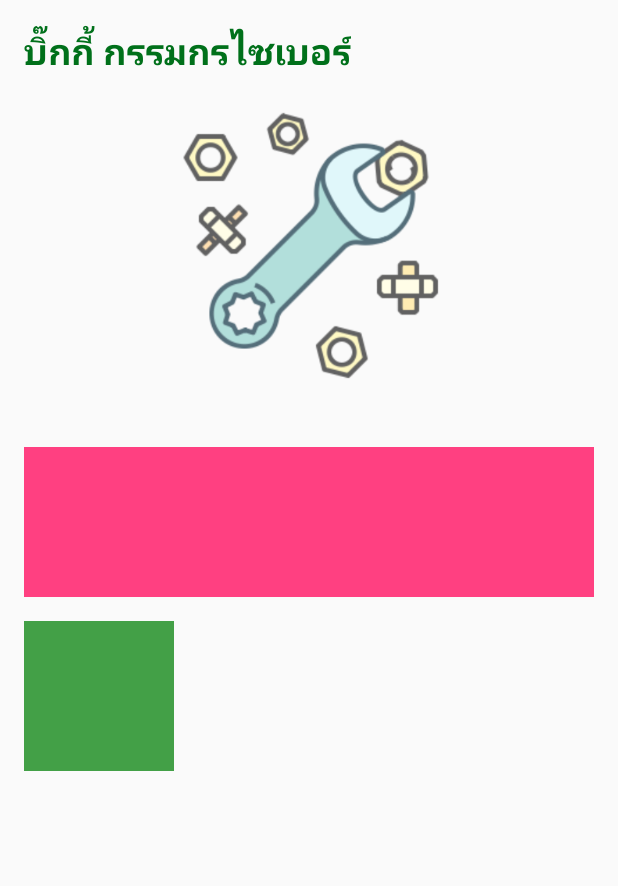
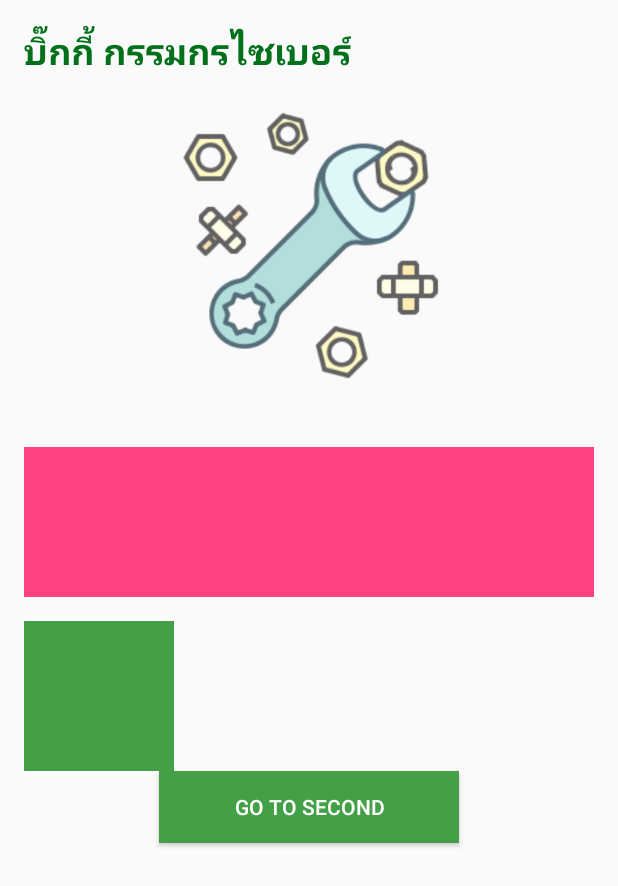
Before and after one commit to itsared2532/MyEasyService, an Android app: the screen it shows after launch (MainActivity), on a phone screen of 412 x 824 dp. Shown: the top 886 px of the screen. Run offline under Robolectric (Android 15) with nearby library versions, the phone set to English and light mode, and no system bars.

Commit message:
OnClickLIsternet on Button OK

```diff
--- a/app/src/main/java/app/tsc/itsared/myeasyservice/fragment/MainFragment.java
+++ b/app/src/main/java/app/tsc/itsared/myeasyservice/fragment/MainFragment.java
@@ -6,6 +6,7 @@ import android.support.v4.app.Fragment;
 import android.view.LayoutInflater;
 import android.view.View;
 import android.view.ViewGroup;
+import android.widget.Button;
 
 import app.tsc.itsared.myeasyservice.R;
 
@@ -13,12 +14,43 @@ import app.tsc.itsared.myeasyservice.R;
  * Created by Itsared_it on 10/21/2017.
  */
 
-public class MainFragment extends Fragment{
-//    การสร้างหน้ากาก
+public class MainFragment extends Fragment {
+
+    //การสร้างเมธอดหลัก
+    @Override
+    public void onActivityCreated(@Nullable Bundle savedInstanceState) {
+        super.onActivityCreated(savedInstanceState);
+
+        //Button Controller
+        buttonController();
+    } // Main Method
+
+    private void buttonController() {
+        //Initial View
+
+
+        Button button = getView().findViewById(R.id.btnGoToSecond);
+
+        //Get Event From Click
+        button.setOnClickListener(new View.OnClickListener() {
+            @Override
+            public void onClick(View v) {
+                //Move Go TO SecondFragment
+                getActivity().getSupportFragmentManager()
+                        .beginTransaction().replace(R.id.contentFragmentMain, new SecondFragment())
+                        .addToBackStack(null).commit();
+            } //onClick
+        });
+
+    }
+
+    //การสร้างหน้ากาก
     @Nullable
     @Override
-    public View onCreateView(LayoutInflater inflater, @Nullable ViewGroup container, @Nullable Bundle savedInstanceState) {
-        View view = inflater.inflate(R.layout.fragment_main,container,false);
+    public View onCreateView(LayoutInflater inflater,
+                             @Nullable ViewGroup container,
+                             @Nullable Bundle savedInstanceState) {
+        View view = inflater.inflate(R.layout.fragment_main, container, false);
         return view;
 
 
--- a/app/src/main/res/layout/fragment_main.xml
+++ b/app/src/main/res/layout/fragment_main.xml
@@ -26,7 +26,6 @@
 
     <!--การทำ comment กด Ctrl + / -->
 
-
     <!--pink View-->
     <View
         android:layout_width="match_parent"
@@ -41,7 +40,15 @@
         android:layout_marginLeft="@dimen/margin"
         android:background="@color/colorPrimary" />
 
-
+    <!--Button go to SecondFragment-->
+    <Button
+        android:id="@+id/btnGoToSecond"
+        android:textColor="#FFFFFF"
+        android:text="Go to Second"
+        android:background="@color/colorPrimary"
+        android:layout_gravity="center_horizontal"
+        android:layout_width="@dimen/icon2"
+        android:layout_height="wrap_content" />
 
 
 </LinearLayout>
```
Also changed, not shown: app/src/main/java/app/tsc/itsared/myeasyservice/fragment/SecondFragment.java (added, +24 -0 lines), app/src/main/res/layout/fragment_second.xml (added, +34 -0 lines).
